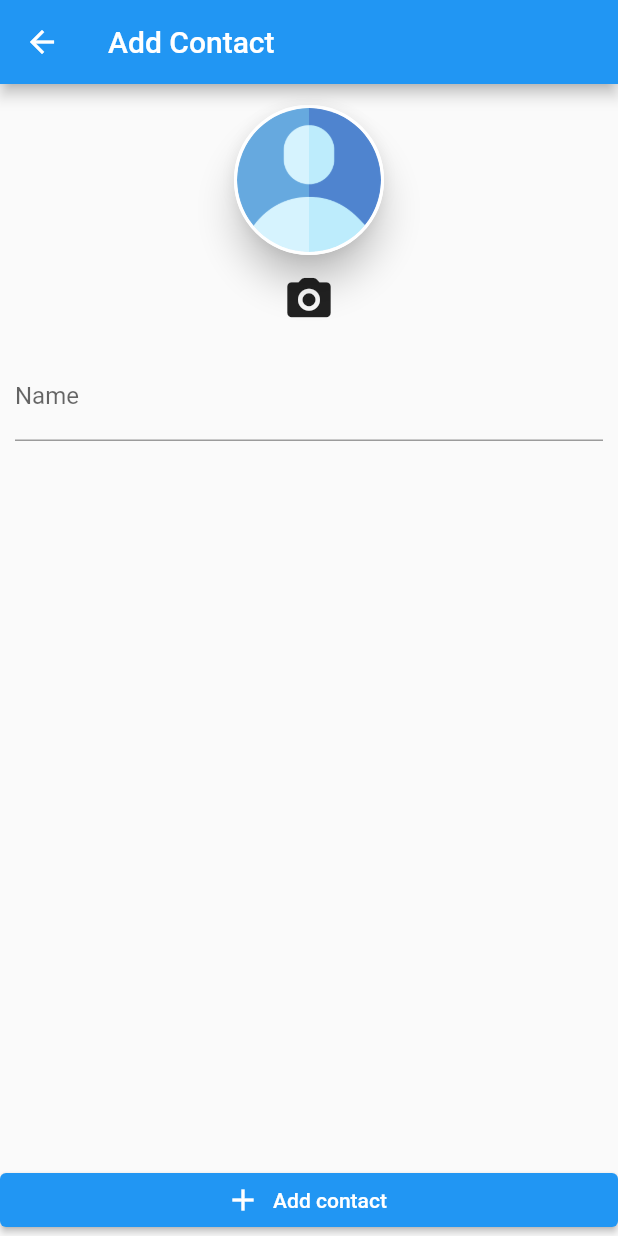
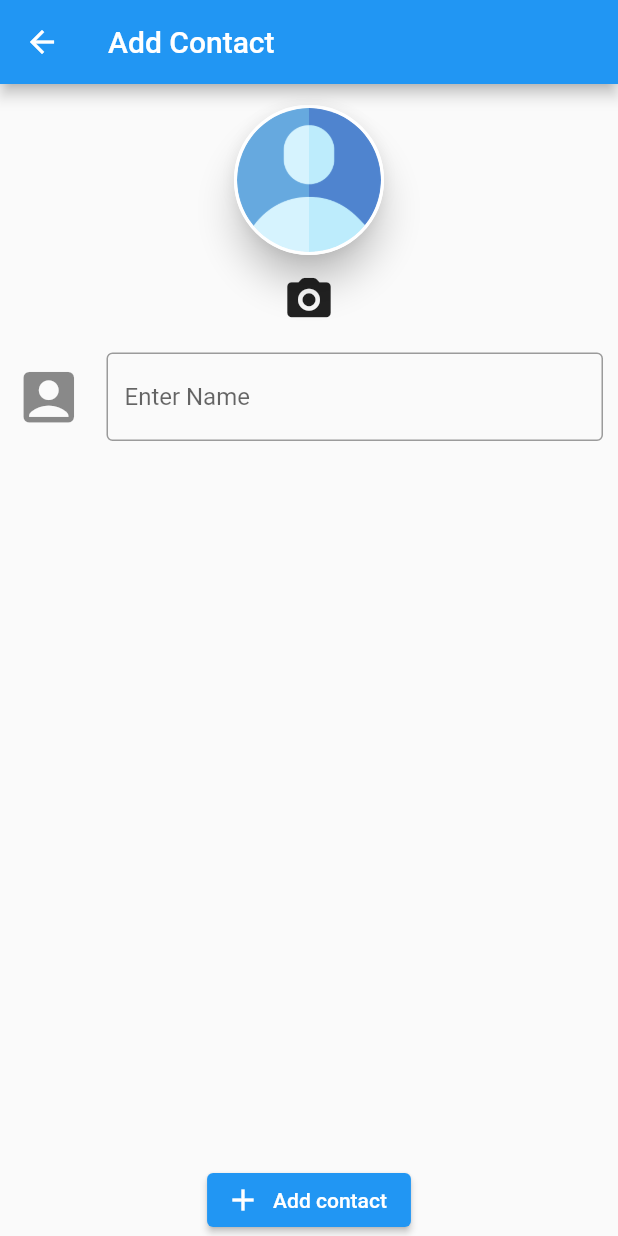
Before and after one commit to islam-ahsanul/Quick-Contacts, a Flutter app: the AddContactScreen screen opened by its route, on a phone screen of 412 x 824 dp. Run offline on Flutter 3.47's test engine with Material 2 defaults, Android fonts, the phone set to English and light mode, and no system bars; our stand-ins replace image_picker, sqflite; accounts and stored records are empty.

Commit message:
edited name input field

```diff
--- a/lib/screens/addContacts_screen.dart
+++ b/lib/screens/addContacts_screen.dart
@@ -1,3 +1,5 @@
+// ignore_for_file: prefer_const_constructors
+
 import 'package:flutter/material.dart';
 import 'dart:io';
 import 'dart:async';
@@ -61,20 +63,27 @@ class _AddContactScreenState extends State<AddContactScreen> {
         title: Text('Add Contact'),
       ),
       body: Column(
-        crossAxisAlignment: CrossAxisAlignment.stretch,
         children: [
           Expanded(
             child: SingleChildScrollView(
               child: Padding(
                 padding: const EdgeInsets.all(10.0),
                 child: Column(
+                  crossAxisAlignment: CrossAxisAlignment.stretch,
                   children: [
                     ImgaeInput(onSelectImage: _selectImage),
                     SizedBox(
                       height: 10,
                     ),
-                    TextField(
-                      decoration: InputDecoration(labelText: 'Name'),
+                    TextFormField(
+                      decoration: InputDecoration(
+                          // labelText: 'Name',
+                          hintText: 'Enter Name',
+                          border: OutlineInputBorder(),
+                          icon: Icon(
+                            Icons.account_box_rounded,
+                            size: 45,
+                          )),
                       controller: _nameController,
                     ),
                   ],
```
